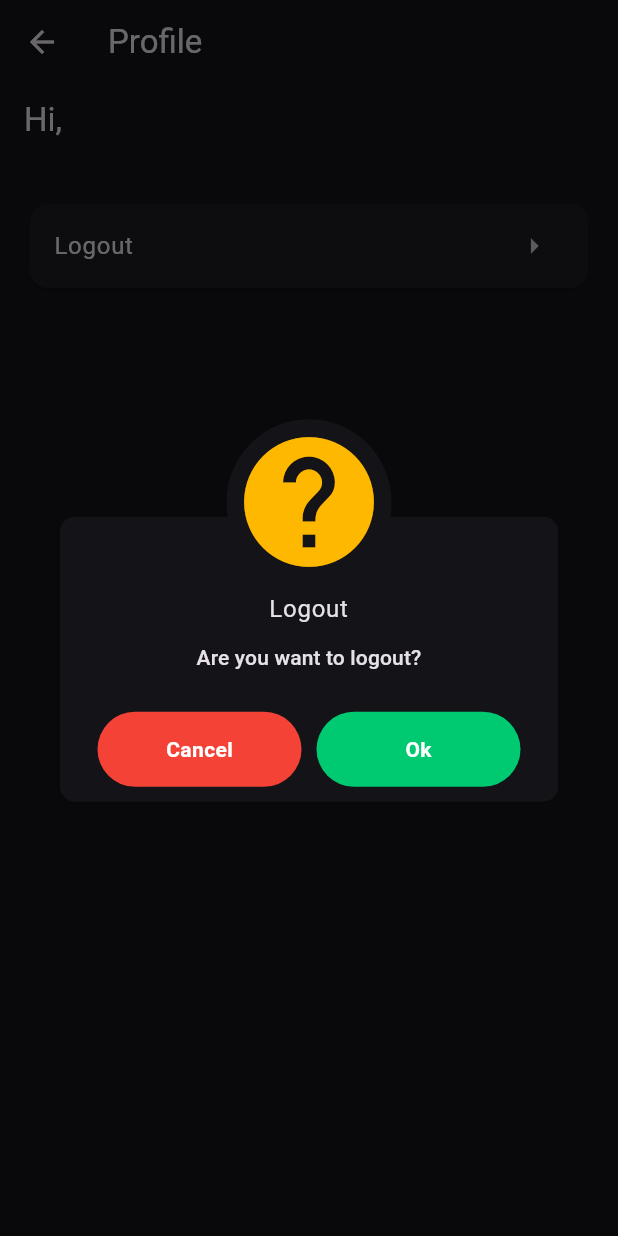
After one commit to hinasahammed/Synergy, a Flutter app: the ProfileView screen opened directly, after a tap on "Logout", on a phone screen of 412 x 824 dp. The commit adds this screen. Run offline on Flutter 3.47's test engine with Material 3 defaults, Android fonts, the phone set to English and light mode, and no system bars; our stand-ins replace another_flushbar, awesome_dialog, cloud_firestore, firebase_auth, firebase_core, gap and 4 more; missing offline and left inert: day_picker; accounts and stored records are empty; network calls fail.

Commit message:
more changes

```diff
--- a/lib/res/components/personal_plan_details.dart
+++ b/lib/res/components/personal_plan_details.dart
@@ -1,6 +1,5 @@
 import 'package:cloud_firestore/cloud_firestore.dart';
 import 'package:flutter/material.dart';
-import 'package:flutter/widgets.dart';
 import 'package:gap/gap.dart';
 import 'package:synergy/res/components/custom_button.dart';
 
@@ -41,7 +40,7 @@ class PersonalPlanDetails extends StatelessWidget {
           child: SingleChildScrollView(
               child: StreamBuilder(
             stream:
-                FirebaseFirestore.instance.collection('gain_plan').snapshots(),
+                FirebaseFirestore.instance.collection('lose_plan').snapshots(),
             builder: (context, snapshot) {
               if (snapshot.connectionState == ConnectionState.waiting) {
                 return Center(
--- a/lib/view/onboard/onboard_view.dart
+++ b/lib/view/onboard/onboard_view.dart
@@ -15,9 +15,7 @@ class OnboardView extends StatelessWidget {
   @override
   Widget build(BuildContext context) {
     final theme = Theme.of(context);
-    final size = MediaQuery.sizeOf(context);
     final onboardViewmodel = Get.put(OnboardViewmodel());
-    print(onboardViewmodel.currentPage.value);
     return Scaffold(
       body: SafeArea(
         child: Obx(
--- /dev/null
+++ b/lib/view/profile/profile_view.dart
@@ -0,0 +1,74 @@
+import 'package:awesome_dialog/awesome_dialog.dart';
+import 'package:cloud_firestore/cloud_firestore.dart';
+import 'package:firebase_auth/firebase_auth.dart';
+import 'package:flutter/material.dart';
+import 'package:gap/gap.dart';
+import 'package:get/get.dart';
+import 'package:get_storage/get_storage.dart';
+import 'package:synergy/res/utils/utils.dart';
+import 'package:synergy/view/login/login_view.dart';
+
+class ProfileView extends StatelessWidget {
+  const ProfileView({super.key});
+
+  @override
+  Widget build(BuildContext context) {
+    final theme = Theme.of(context);
+    return Scaffold(
+      appBar: AppBar(
+        title: const Text('Profile'),
+      ),
+      body: SingleChildScrollView(
+        padding: const EdgeInsets.symmetric(
+          horizontal: 16,
+          vertical: 10,
+        ),
+        child: Column(
+          crossAxisAlignment: CrossAxisAlignment.start,
+          children: [
+            StreamBuilder(
+              stream: FirebaseFirestore.instance
+                  .collection('Users')
+                  .doc(FirebaseAuth.instance.currentUser!.uid)
+                  .snapshots(),
+              builder: (context, snapshot) {
+                if (!snapshot.hasData || snapshot.data == null) {
+                  return const Text('No data found');
+                }
+                var name = snapshot.data!.data()!['username'];
+                return Text(
+                  'Hi,\n${name ?? ' '}',
+                  style: theme.textTheme.titleLarge!.copyWith(
+                    color: theme.colorScheme.onBackground,
+                  ),
+                );
+              },
+            ),
+            const Gap(10),
+            Card(
+              child: ListTile(
+                onTap: () {
+                  Utils.showDialog(
+                    context,
+                    () async {
+                      final box = GetStorage();
+                      box.remove('alreadyStarted');
+                      await FirebaseAuth.instance
+                          .signOut()
+                          .then((value) => Get.offAll(LoginView()));
+                    },
+                    DialogType.question,
+                    'Logout',
+                    'Are you want to logout?',
+                  );
+                },
+                title: const Text('Logout'),
+                trailing: const Icon(Icons.arrow_right),
+              ),
+            )
+          ],
+        ),
+      ),
+    );
+  }
+}
--- a/lib/viewmodel/controller/signup/signup_viewmodel.dart
+++ b/lib/viewmodel/controller/signup/signup_viewmodel.dart
@@ -63,7 +63,9 @@ class SignupViewmodel extends GetxController {
         "email": emailController.value.text,
       });
     } catch (e) {
-      Utils.showSnackbarToast(context, e.toString(), Icons.error);
+      if (context.mounted) {
+        Utils.showSnackbarToast(context, e.toString(), Icons.error);
+      }
     }
   }
 }
--- /dev/null
+++ b/lib/viewmodel/home/home_viewmodle.dart
@@ -0,0 +1,5 @@
+import 'package:get/get.dart';
+
+class HomeViewmodel extends GetxController {
+  final goal = ''.obs;
+}
```
Also changed, not shown: lib/main.dart (+6 -5 lines), lib/res/components/bottom_bar.dart (+6 -3 lines), lib/res/components/onboard_second.dart (+6 -6 lines), lib/view/food/food_view.dart (added, +148 -0 lines), lib/view/home/home_view.dart (+96 -53 lines), lib/view/workout/workout_view.dart (added, +62 -0 lines).
